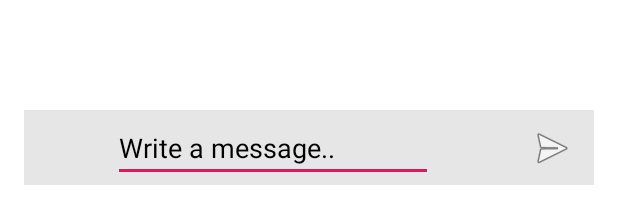
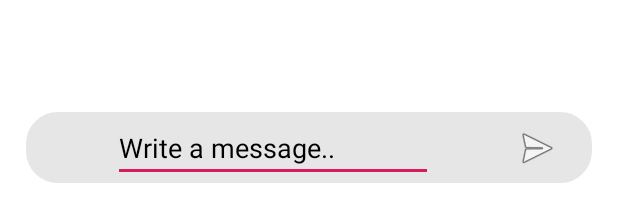
Before and after one commit to julvera/chat_app, an Android app: the layout activity_guest_chat.xml on its own in the app's theme, with its tools: preview values and no code run, on a phone screen of 412 x 824 dp. Shown: the part 1027-1233 px from the top of the screen. Run offline under Robolectric (Android 15) with nearby library versions, the phone set to English and light mode, and no system bars.

Commit message:
Update guest Message area

```diff
--- a/app/src/main/res/layout/message_area_guest.xml
+++ b/app/src/main/res/layout/message_area_guest.xml
@@ -4,7 +4,7 @@
     xmlns:tools="http://schemas.android.com/tools"
     android:layout_width="match_parent"
     android:layout_height="match_parent"
-    android:background="@color/colorBackgroundChat"
+    android:background="@color/white"
     android:gravity="bottom"
     android:orientation="horizontal">
 
@@ -13,7 +13,8 @@
         android:layout_width="match_parent"
         android:layout_height="50dp"
         tools:layout_editor_absoluteX="197dp"
-        tools:layout_editor_absoluteY="461dp">
+        tools:layout_editor_absoluteY="461dp"
+        android:background="@drawable/shape_user_chat_area">
 
         <EditText
             android:id="@+id/messageArea"
```
